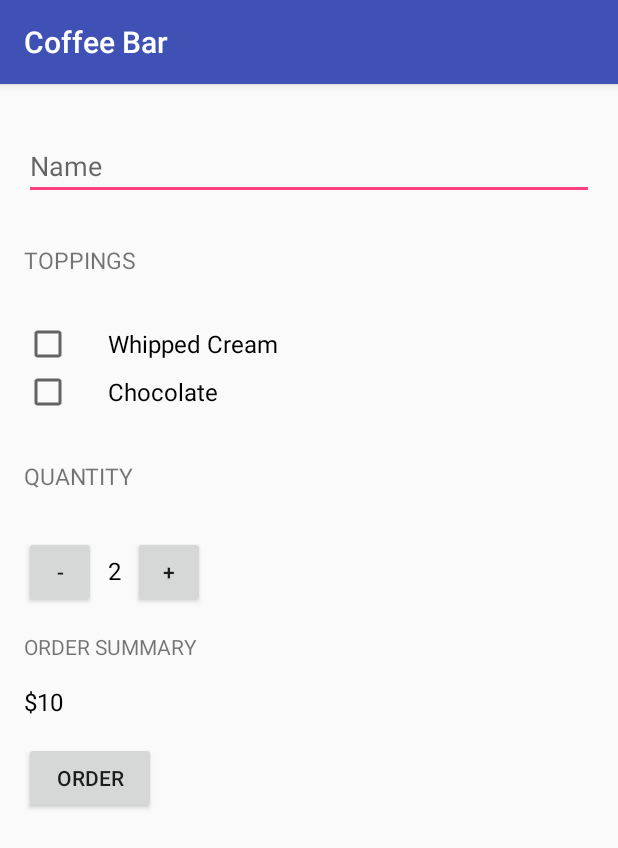
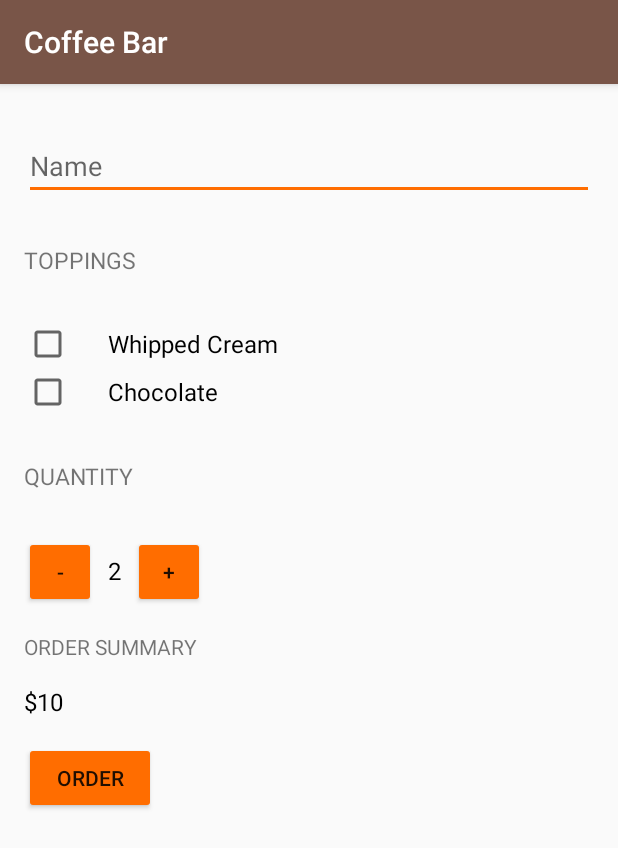
Before and after one commit to jsbaidwan/CoffeeBar, an Android app: the screen it shows after launch (MainActivity), on a phone screen of 412 x 824 dp. Shown: the top 848 px of the screen. Run offline under Robolectric (Android 15) with nearby library versions, the phone set to English and light mode, and no system bars.

Commit message:
Edit theme by changing the colors

```diff
--- a/app/src/main/res/values/styles.xml
+++ b/app/src/main/res/values/styles.xml
@@ -3,9 +3,10 @@
     <!-- Base application theme. -->
     <style name="AppTheme" parent="Theme.AppCompat.Light.DarkActionBar">
         <!-- Customize your theme here. -->
-        <item name="colorPrimary">@color/colorPrimary</item>
-        <item name="colorPrimaryDark">@color/colorPrimaryDark</item>
-        <item name="colorAccent">@color/colorAccent</item>
+        <item name="colorPrimary">#795548</item>
+        <item name="colorPrimaryDark">#5D4037</item>
+        <item name="colorAccent">#FF6D00</item>
+        <item name="colorButtonNormal">#FF6D00</item>
     </style>
     <!--Header style-->
     <style name="header_text_style">
```
